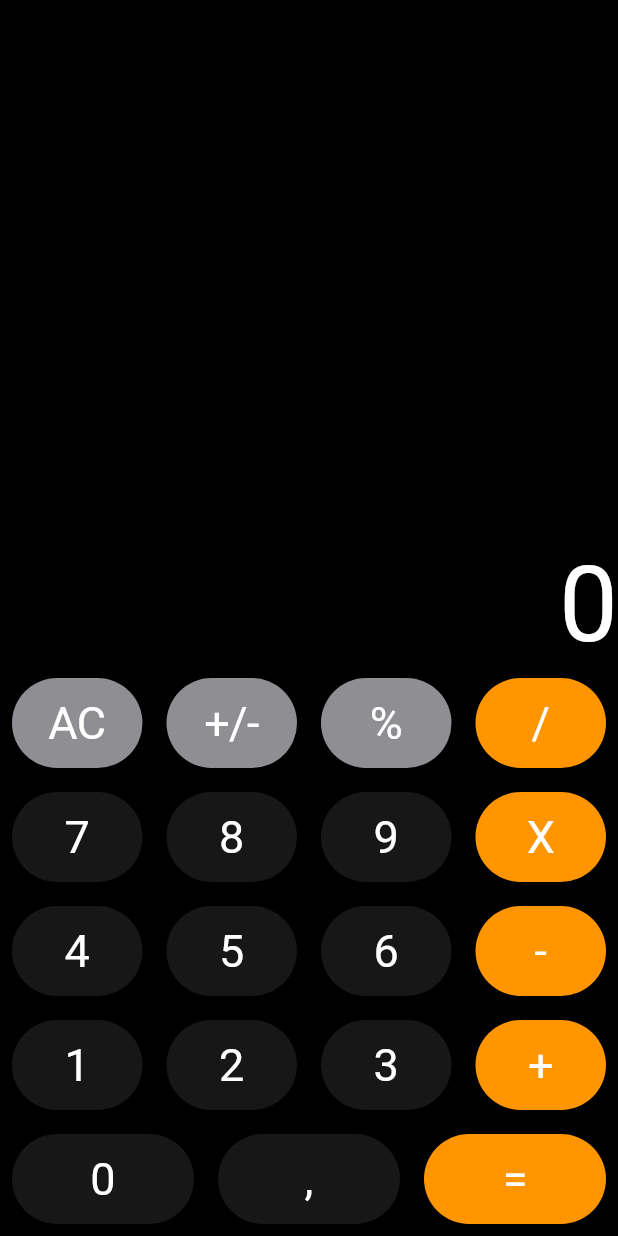
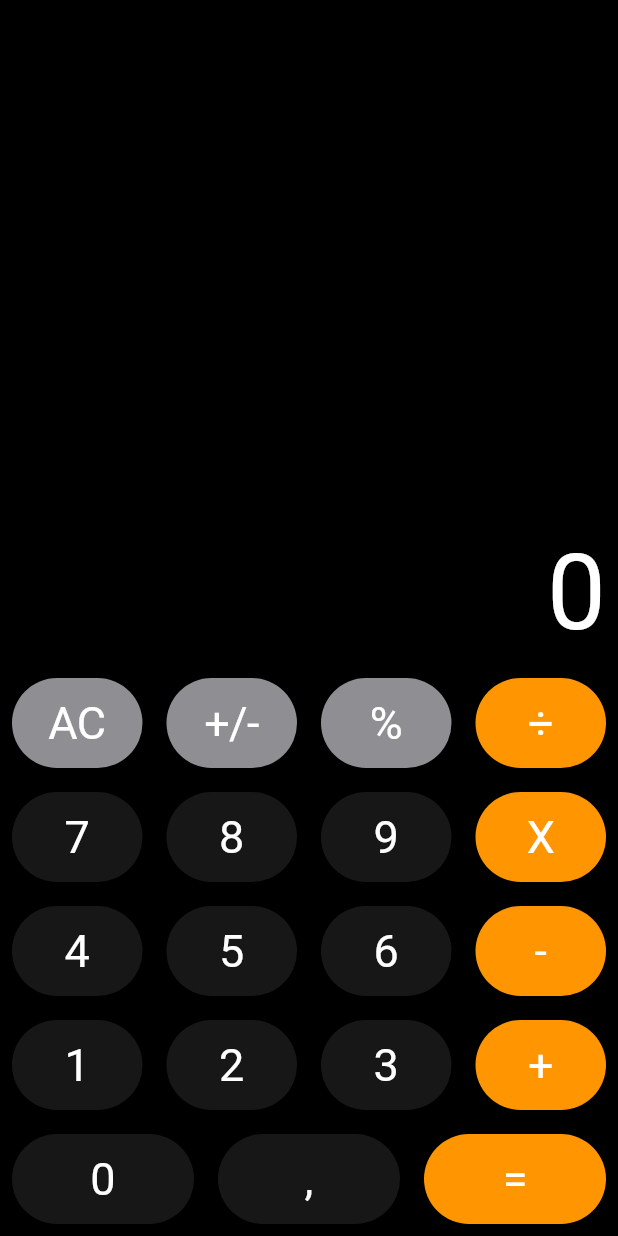
Before and after one commit to damienissa/calculator, a Flutter app: the screen it shows after launch, on a phone screen of 412 x 824 dp. Run offline on Flutter 3.47's test engine with Material 2 defaults, Android fonts, the phone set to English and light mode, and no system bars; our stand-ins replace bloc, equatable, flutter_bloc.

Commit message:
диление/падинг done. дальше буду думать

```diff
--- a/lib/main.dart
+++ b/lib/main.dart
@@ -171,7 +171,7 @@ class MyApp extends StatelessWidget {
                       ),
                       // TODO: - Ділення щас не в почете?
                       NumberButton(
-                        title: '/',
+                        title: '÷',
                         action: () {},
                         color: CupertinoColors.activeOrange,
                       ),
@@ -179,15 +179,18 @@ class MyApp extends StatelessWidget {
                   ),
                   // TODO: - добавить падінг щоб було красивіше.
                   // - Обернуть текст в ValueListenableBuilder це нужно шоб строчка обновлялась по любому ізмененію текста
-                  Row(
+                  Padding(
+                    padding: const EdgeInsets.all(8),
+                    child: Row(
                       mainAxisAlignment: MainAxisAlignment.end,
                       children: [
                         Text(
                           calculator.textEditingController.text,
-                        style:
-                            const TextStyle(color: Colors.white, fontSize: 70),
+                          style: const TextStyle(
+                              color: Colors.white, fontSize: 70),
                         ),
                       ],
+                    ),
                   ),
                 ],
               ),
```
Lines whose indentation alone changed are shown as unchanged.
